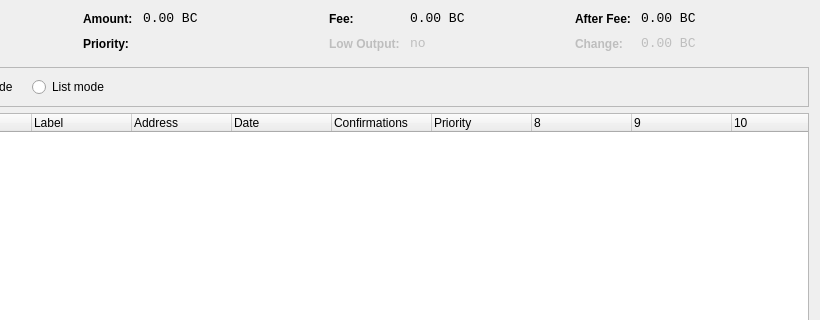
Before: the Qt Designer form src/qt/forms/coincontroldialog.ui in Qcoin/qcoin, drawn with Qt 5; both pictures show x 180 to 1000 and y 0 to 320 of the 1000 by 500 pixel window.
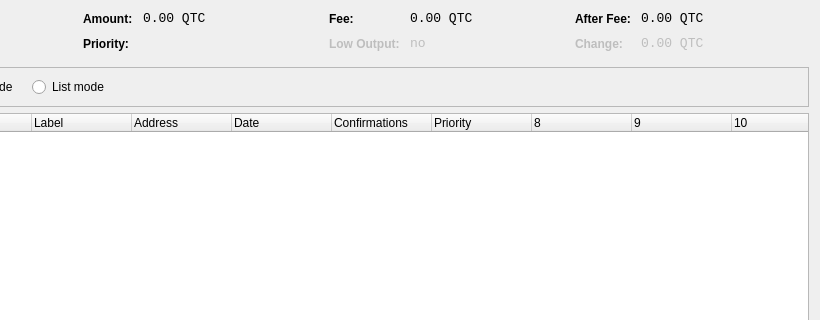
After: the same form once the commit is applied. Custom widgets are drawn as their Qt base class.

```diff
--- a/src/qt/forms/coincontroldialog.ui
+++ b/src/qt/forms/coincontroldialog.ui
@@ -141,7 +141,7 @@
           <enum>Qt::ActionsContextMenu</enum>
          </property>
          <property name="text">
-          <string>0.00 BC</string>
+          <string>0.00 QTC</string>
          </property>
          <property name="textInteractionFlags">
           <set>Qt::LinksAccessibleByMouse|Qt::TextSelectableByKeyboard|Qt::TextSelectableByMouse</set>
@@ -221,7 +221,7 @@
           <enum>Qt::ActionsContextMenu</enum>
          </property>
          <property name="text">
-          <string>0.00 BC</string>
+          <string>0.00 QTC</string>
          </property>
          <property name="textInteractionFlags">
           <set>Qt::LinksAccessibleByMouse|Qt::TextSelectableByKeyboard|Qt::TextSelectableByMouse</set>
@@ -307,7 +307,7 @@
           <enum>Qt::ActionsContextMenu</enum>
          </property>
          <property name="text">
-          <string>0.00 BC</string>
+          <string>0.00 QTC</string>
          </property>
          <property name="textInteractionFlags">
           <set>Qt::LinksAccessibleByMouse|Qt::TextSelectableByKeyboard|Qt::TextSelectableByMouse</set>
@@ -345,7 +345,7 @@
           <enum>Qt::ActionsContextMenu</enum>
          </property>
          <property name="text">
-          <string>0.00 BC</string>
+          <string>0.00 QTC</string>
          </property>
          <property name="textInteractionFlags">
           <set>Qt::LinksAccessibleByMouse|Qt::TextSelectableByKeyboard|Qt::TextSelectableByMouse</set>
```
